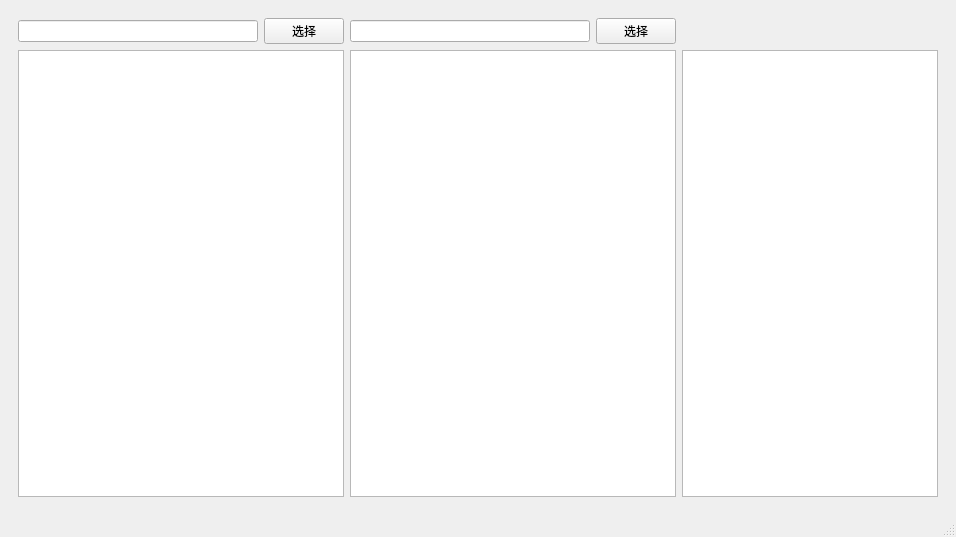
Leun9/code-ana, file mainwindow.ui: the form before one commit.
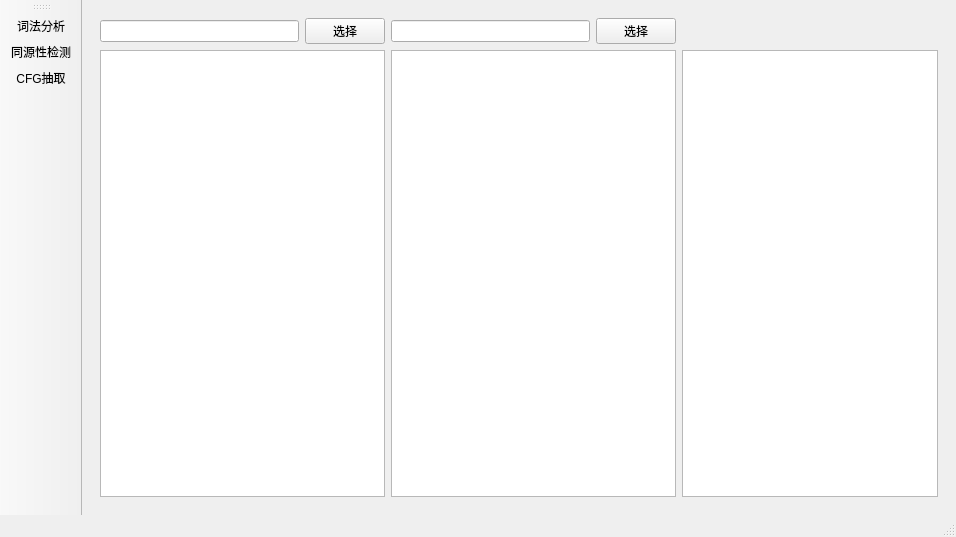
The form after the commit. The open tabs and pages were chosen to show the change.

What changed in the file:
```diff
--- a/mainwindow.ui
+++ b/mainwindow.ui
@@ -55,9 +55,6 @@
         <item row="0" column="0">
          <widget class="QLineEdit" name="leHomSrcPath"/>
         </item>
-        <item row="2" column="0" colspan="2">
-         <widget class="QTextEdit" name="teHomSrc"/>
-        </item>
         <item row="0" column="3">
          <widget class="QPushButton" name="btnHomDst">
           <property name="text">
@@ -68,9 +65,6 @@
         <item row="0" column="2">
          <widget class="QLineEdit" name="leHomDstPath"/>
         </item>
-        <item row="2" column="2" colspan="2">
-         <widget class="QTextEdit" name="teHomDst"/>
-        </item>
         <item row="0" column="1">
          <widget class="QPushButton" name="btnHomSrc">
           <property name="text">
@@ -78,6 +72,12 @@
           </property>
          </widget>
         </item>
+        <item row="2" column="2" colspan="2">
+         <widget class="QTextBrowser" name="teHomDst"/>
+        </item>
+        <item row="2" column="0" colspan="2">
+         <widget class="QTextBrowser" name="teHomSrc"/>
+        </item>
         <item row="2" column="4">
          <widget class="QTextEdit" name="textHomInfo"/>
         </item>
@@ -131,6 +131,35 @@
    </property>
   </widget>
   <widget class="QStatusBar" name="statusbar"/>
+  <widget class="QToolBar" name="toolBar">
+   <property name="windowTitle">
+    <string>toolBar</string>
+   </property>
+   <attribute name="toolBarArea">
+    <enum>LeftToolBarArea</enum>
+   </attribute>
+   <attribute name="toolBarBreak">
+    <bool>false</bool>
+   </attribute>
+   <addaction name="actionLexAna"/>
+   <addaction name="actionHomDet"/>
+   <addaction name="actionCfgExt"/>
+  </widget>
+  <action name="actionLexAna">
+   <property name="text">
+    <string>词法分析</string>
+   </property>
+  </action>
+  <action name="actionCfgExt">
+   <property name="text">
+    <string>CFG抽取</string>
+   </property>
+  </action>
+  <action name="actionHomDet">
+   <property name="text">
+    <string>同源性检测</string>
+   </property>
+  </action>
  </widget>
  <resources/>
  <connections/>
```
Left out of the diff: 30 changed lines with no effect on the pictures.
